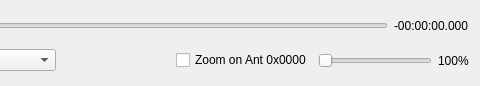
Old version of the form src/fort/studio/widget/TrackingVideoControl.ui in the repository formicidae-tracker/studio; both pictures show x 408 to 888 and y 0 to 86 of the 888 by 86 pixel window.
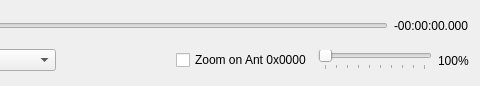
New version of the form. Icons and pictures are not drawn.

Patch:
```diff
--- a/src/fort/studio/widget/TrackingVideoControl.ui
+++ b/src/fort/studio/widget/TrackingVideoControl.ui
@@ -158,9 +158,18 @@
      </item>
      <item>
       <widget class="QSlider" name="zoomSlider">
+       <property name="maximum">
+        <number>9</number>
+       </property>
        <property name="orientation">
         <enum>Qt::Horizontal</enum>
        </property>
+       <property name="tickPosition">
+        <enum>QSlider::TicksBelow</enum>
+       </property>
+       <property name="tickInterval">
+        <number>1</number>
+       </property>
       </widget>
      </item>
      <item>
```
